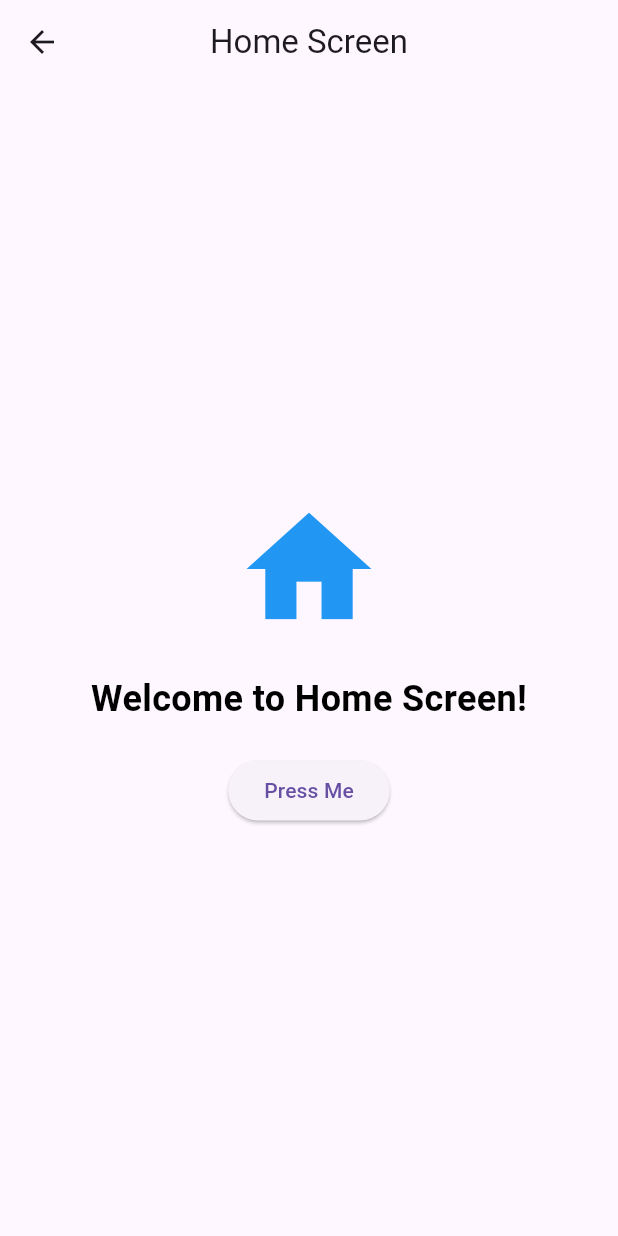
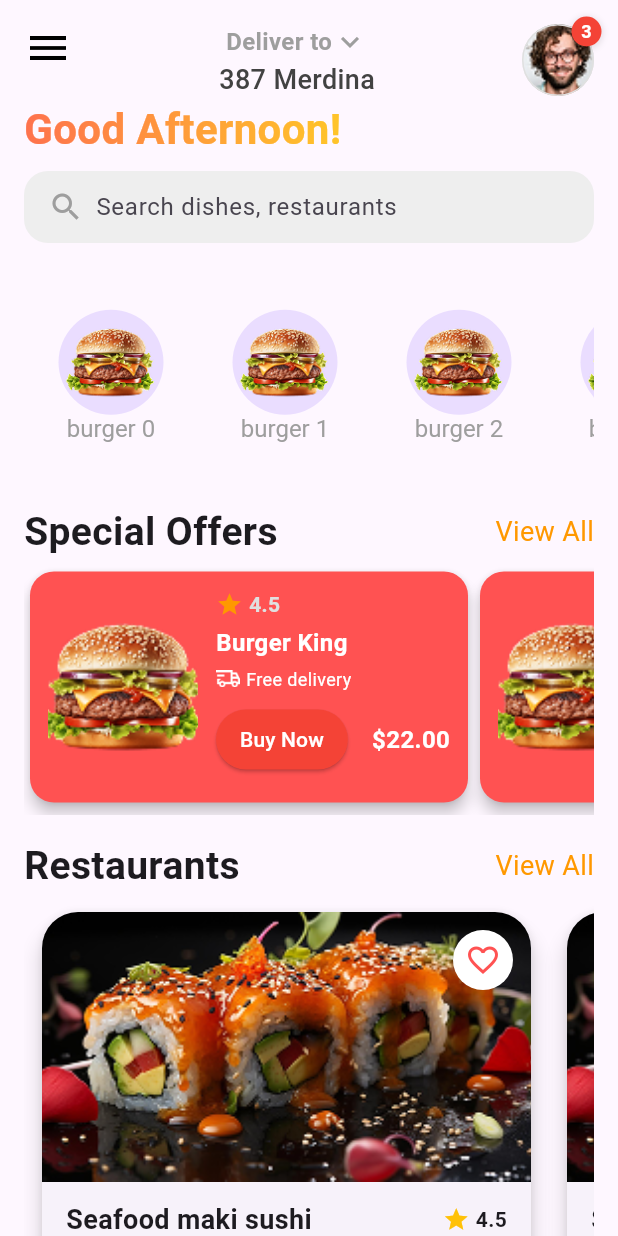
Before and after one commit to YoussefFayad14/Comida, a Flutter app: the HomeScreen screen opened by its route, on a phone screen of 412 x 824 dp. Run offline on Flutter 3.47's test engine with Material 3 defaults, Android fonts, the phone set to English and light mode, and no system bars.

Commit message:
Implement home screen with widgets

```diff
--- a/lib/presentation/screens/HomeScreen.dart
+++ b/lib/presentation/screens/HomeScreen.dart
@@ -1,38 +1,116 @@
 import 'package:flutter/material.dart';
+import '../widgets/DeliveryAddressWidget.dart';
+import '../widgets/MainItemWidget.dart';
+import '../widgets/OfferItemCardWidget.dart';
+import '../widgets/RestaurantItemCardWidget.dart';
+import '../widgets/SearchBarWidget.dart';
+import '../widgets/SectionTitleRow.dart';
 
-class HomeScreen extends StatelessWidget {
+class HomeScreen extends StatefulWidget {
   const HomeScreen({super.key});
+
+  @override
+  State<HomeScreen> createState() => _HomeScreenState();
+}
+
+class _HomeScreenState extends State<HomeScreen> {
+  final TextEditingController _searchController = TextEditingController();
+  int selectedIndex = -1;
 
   @override
   Widget build(BuildContext context) {
     return Scaffold(
-      appBar: AppBar(
-        title: Text("Home Screen"),
-        centerTitle: true, // Centers the title in the app bar
-      ),
-      body: Center(
+      body: SingleChildScrollView(
+        padding:EdgeInsets.all(16.0),
         child: Column(
-          mainAxisAlignment: MainAxisAlignment.center, // Centers the text vertically
-          children: <Widget>[
-            Icon(Icons.home, size: 100, color: Colors.blue), // Added an icon to make it more visual
-            SizedBox(height: 20), // Adds space between the icon and the text
-            Text(
-              "Welcome to Home Screen!",
-              style: TextStyle(
-                fontSize: 24,
-                fontWeight: FontWeight.bold,
-                color: Colors.black,
+          crossAxisAlignment: CrossAxisAlignment.start,
+          children: [
+            DeliveryAddressWidget(
+              address: '387 Merdina',
+            ),
+            ShaderMask(
+              shaderCallback: (bounds) => LinearGradient(
+                colors: [Color(0xFFFE724D), Color(0xFFFFC529)],
+                begin: Alignment.centerLeft,
+                end: Alignment.centerRight,
+              ).createShader(Rect.fromLTWH(0, 0, bounds.width, bounds.height)),
+              child: Text(
+                "Good Afternoon!",
+                style: TextStyle(
+                  fontSize: 28,
+                  fontWeight: FontWeight.bold,
+                  color: Colors.white,
+                ),
               ),
             ),
-            SizedBox(height: 20),
-            ElevatedButton(
-              onPressed: () {
-                // Example action on button press
-                ScaffoldMessenger.of(context).showSnackBar(
-                  SnackBar(content: Text('Button pressed!')),
-                );
+            SizedBox(height: 8),
+            SearchBarWidget(
+              controller: _searchController,
+              onChanged: (value) {
+                print("Searching for: $value");
               },
-              child: Text("Press Me"),
+            ),
+            SizedBox(height: 8),
+            SizedBox(
+              height: 150,
+              child: ListView.builder(
+                scrollDirection: Axis.horizontal,
+                itemCount: 10,
+                itemBuilder: (context, index) {
+                  return MainItemWidget(
+                    imagePath: "assets/images/burger.png",
+                    name: 'burger $index',
+                    isSelected: selectedIndex == index,
+                    onTap: () {
+                      setState(() {
+                        selectedIndex = index;
+                      });
+                    },
+                  );
+                },
+              ),
+            ),
+            SizedBox(height: 16),
+            SectionTitleRow("Special Offers"),
+            SizedBox(
+              height: 170,
+              child: ListView.builder(
+                scrollDirection: Axis.horizontal,
+                itemCount: 10,
+                itemBuilder: (context, index) {
+                  return OfferCardWidget(
+                    imagePath: "assets/images/burger.png",
+                    rating: 4.5,
+                    itemName: "Burger King",
+                    freeDelivery: true,
+                    price: 22.00,
+                    cardColor: Colors.redAccent,
+                    onBuyPressed: () {
+                      print("Buy pressed for Burger King");
+                    },
+                  );
+                },
+              ),
+            ),
+            SizedBox(height: 16),
+            SectionTitleRow("Restaurants"),
+            SizedBox(
+              height: 300,
+              child: ListView.builder(
+                scrollDirection: Axis.horizontal,
+                itemCount: 10,
+                itemBuilder: (context, index) {
+                  return RestaurantItemCardWidget(
+                    imagePath: "assets/images/food.png",
+                    title: "Seafood maki sushi",
+                    rating: 4.5,
+                    isFavorite: false,
+                    onFavoriteToggle: () {
+                      print("Favorite toggled");
+                    },
+                  );
+                },
+              ),
             ),
           ],
         ),
--- a/lib/presentation/screens/LoginScreen.dart
+++ b/lib/presentation/screens/LoginScreen.dart
@@ -1,5 +1,6 @@
 import 'package:flutter/material.dart';
 import '../widgets/SocialButton.dart';
+import 'HomeScreen.dart';
 import 'OnboardingScreen.dart';
 
 class LoginScreen extends StatelessWidget {
@@ -128,11 +129,19 @@ class LoginScreen extends StatelessWidget {
                             horizontal: 100, vertical: 16),
                         shape: StadiumBorder(),
                       ),
-                      child: Text(
-                        "Login",
-                        style: TextStyle(
-                            color: Colors.white,
-                            fontSize: 18
+                      child:GestureDetector(
+                        onTap: () {
+                          Navigator.pushReplacement(
+                            context,
+                            MaterialPageRoute(builder: (context) => HomeScreen()),
+                          );
+                        },
+                        child: Text(
+                          "Log In",
+                          style: TextStyle(
+                              color: Colors.white,
+                              fontSize: 18
+                          ),
                         ),
                       ),
                     ),
--- /dev/null
+++ b/lib/presentation/widgets/DeliveryAddressWidget.dart
@@ -0,0 +1,64 @@
+import 'package:flutter/material.dart';
+import 'ProfileWithBadgeWidget.dart';
+
+class DeliveryAddressWidget extends StatelessWidget {
+  final String address;
+
+  const DeliveryAddressWidget({super.key, required this.address});
+
+  @override
+  Widget build(BuildContext context) {
+    return SafeArea(
+      child: Row(
+        crossAxisAlignment: CrossAxisAlignment.start,
+        children: [
+          Icon(
+            Icons.menu_sharp,
+            color: Colors.black,
+            size: 32,
+          ),
+          Spacer(),
+          Column(
+            children: [
+              SizedBox(width: 4),
+              Row(
+                children: [
+                  Text(
+                    'Deliver to',
+                    style: TextStyle(
+                      fontSize: 16,
+                      fontWeight: FontWeight.bold,
+                      color: Colors.grey,
+                    ),
+                  ),
+                  GestureDetector(
+                    onTap: () {
+                    },
+                    child: Icon(
+                      Icons.keyboard_arrow_down,
+                      color: Colors.grey,
+                      size: 24,
+                    ),
+                  )
+                ],
+              ),
+              Text(
+                address,
+                style: TextStyle(
+                  fontSize: 18,
+                  fontWeight: FontWeight.w500,
+                  color: Colors.grey.shade800,
+                ),
+              ),
+            ],
+          ),
+          Spacer(),
+          ProfileWithBadge(
+            image: AssetImage('assets/images/profile.png'),
+            badgeCount: 3,
+          )
+        ],
+      ),
+    );
+  }
+}
--- /dev/null
+++ b/lib/presentation/widgets/MainItemWidget.dart
@@ -0,0 +1,58 @@
+import 'package:flutter/material.dart';
+
+class MainItemWidget extends StatelessWidget {
+  final String imagePath;
+  final String name;
+  final bool isSelected;
+  final VoidCallback onTap;
+
+  const MainItemWidget({
+    super.key,
+    required this.imagePath,
+    required this.name,
+    required this.isSelected,
+    required this.onTap,
+  });
+
+  @override
+  Widget build(BuildContext context) {
+    return GestureDetector(
+      onTap: onTap,
+      child: AnimatedContainer(
+        duration: const Duration(milliseconds: 300),
+        curve: Curves.easeInOut,
+        width: 100,
+        margin: const EdgeInsets.symmetric(horizontal: 8),
+        padding: EdgeInsets.only(top: isSelected ? 0 : 12),
+        decoration: BoxDecoration(
+          color: isSelected ? Colors.greenAccent.shade200 : Colors.transparent,
+          borderRadius: BorderRadius.circular(48),
+        ),
+        child: Column(
+          mainAxisAlignment: MainAxisAlignment.center,
+          children: [
+            AnimatedContainer(
+              duration: Duration(milliseconds: 300),
+              curve: Curves.easeInOut,
+              margin: EdgeInsets.only(bottom: isSelected ? 16 : 0),
+              child: CircleAvatar(
+                radius: 35,
+                backgroundImage: AssetImage(imagePath),
+              ),
+            ),
+            AnimatedDefaultTextStyle(
+              duration: Duration(milliseconds: 300),
+              curve: Curves.easeInOut,
+              style: TextStyle(
+                fontSize: 16,
+                color: Colors.grey,
+                fontWeight: isSelected ? FontWeight.bold : FontWeight.normal,
+              ),
+              child: Text(name, textAlign: TextAlign.center),
+            ),
+          ],
+        ),
+      ),
+    );
+  }
+}
--- /dev/null
+++ b/lib/presentation/widgets/OfferItemCardWidget.dart
@@ -0,0 +1,131 @@
+import 'package:flutter/material.dart';
+
+class OfferCardWidget extends StatelessWidget {
+  final String imagePath;
+  final double rating;
+  final String itemName;
+  final bool freeDelivery;
+  final double price;
+  final VoidCallback onBuyPressed;
+  final Color cardColor;
+
+  const OfferCardWidget({
+    super.key,
+    required this.imagePath,
+    required this.rating,
+    required this.itemName,
+    required this.freeDelivery,
+    required this.price,
+    required this.onBuyPressed,
+    this.cardColor = Colors.redAccent,
+  });
+
+  @override
+  Widget build(BuildContext context) {
+    return SizedBox(
+      width: 300,
+      child: Card(
+        color: cardColor,
+        shape: RoundedRectangleBorder(borderRadius: BorderRadius.circular(16)),
+        elevation: 4,
+        margin: EdgeInsets.symmetric(vertical: 8, horizontal: 4),
+        child: Padding(
+          padding:EdgeInsets.all(12.0),
+          child: Row(
+            crossAxisAlignment: CrossAxisAlignment.start,
+            children: [
+              ClipRRect(
+                borderRadius: BorderRadius.circular(12),
+                child: Image.asset(
+                  imagePath,
+                  width: 100,
+                  height: 150,
+                  fit: BoxFit.cover,
+                ),
+              ),
+              SizedBox(width: 12),
+              Expanded(
+                child: Column(
+                  crossAxisAlignment: CrossAxisAlignment.start,
+                  children: [
+                    Row(
+                      children: [
+                        Icon(Icons.star, color: Colors.orange, size: 18),
+                        SizedBox(width: 4),
+                        Text(
+                          rating.toStringAsFixed(1),
+                          style: TextStyle(
+                              color: Colors.grey.shade300,
+                              fontWeight: FontWeight.bold
+                          ),
+                        ),
+                      ],
+                    ),
+                    SizedBox(height: 4),
+                    Text(
+                      itemName,
+                      style: TextStyle(
+                        fontSize: 16,
+                        fontWeight: FontWeight.bold,
+                        color: Colors.white,
+                      ),
+                    ),
+                    SizedBox(height: 4),
+                    Row(
+                      children: [
+                        Image.asset(
+                            "assets/images/delivery_icon.png",
+                            color: Colors.white,
+                            width: 16,
+                            height: 16
+                        ),
+                        SizedBox(width: 4),
+                        Text(
+                          freeDelivery ? "Free delivery" : "Delivery charges apply",
+                          style: TextStyle(
+                            fontSize: 12,
+                            color: Colors.white,
+                          ),
+                        ),
+                      ],
+                    ),
+                    SizedBox(height: 8),
+                    Row(
+                      mainAxisAlignment: MainAxisAlignment.spaceBetween,
+                      children: [
+                        ElevatedButton(
+                          onPressed: onBuyPressed,
+                          style: ElevatedButton.styleFrom(
+                            backgroundColor: Colors.red,
+                            padding: EdgeInsets.symmetric(horizontal: 16),
+                            shape: RoundedRectangleBorder(
+                              borderRadius: BorderRadius.circular(24),
+                            ),
+                          ),
+                          child: Text(
+                              "Buy Now",
+                            style: TextStyle(
+                              color: Colors.white,
+                            ),
+                          ),
+                        ),
+                        Text(
+                          '\$${price.toStringAsFixed(2)}',
+                          style: TextStyle(
+                            fontSize: 16,
+                            fontWeight: FontWeight.bold,
+                            color: Colors.white,
+                          ),
+                        ),
+                      ],
+                    ),
+                  ],
+                ),
+              ),
+            ],
+          ),
+        ),
+      ),
+    );
+  }
+}
--- /dev/null
+++ b/lib/presentation/widgets/ProfileWithBadgeWidget.dart
@@ -0,0 +1,86 @@
+import 'package:flutter/material.dart';
+
+class ProfileWithBadge extends StatelessWidget {
+  final ImageProvider image;
+  final int badgeCount;
+  final double size;
+  final bool showBadge;
+
+  static const double _badgeSize = 20.0;
+  static const Color _badgeColor = Colors.red;
+  static const Color _badgeTextColor = Colors.white;
+  static const double _badgeFontSize = 12.0;
+  static const Color _badgeBorderColor = Colors.red;
+  static const double _badgeBorderWidth = 1.5;
+
+  const ProfileWithBadge({
+    super.key,
+    required this.image,
+    this.badgeCount = 0,
+    this.size = 48.0,
+    this.showBadge = true,
+  });
+
+  @override
+  Widget build(BuildContext context) {
+    return SizedBox(
+      width: size,
+      height: size,
+      child: Stack(
+        clipBehavior: Clip.none,
+        children: [
+          Container(
+            decoration: BoxDecoration(
+              shape: BoxShape.circle,
+              image: DecorationImage(
+                image: image,
+                fit: BoxFit.cover,
+              ),
+              border: Border.all(
+                color: Colors.grey.shade300,
+                width: 1.0,
+              ),
+            ),
+          ),
+
+          if (showBadge && badgeCount > 0)
+            Positioned(
+              top: -_badgeSize * 0.25,
+              right: -_badgeSize * 0.25,
+              child: Container(
+                width: _badgeSize,
+                height: _badgeSize,
+                decoration: BoxDecoration(
+                  color: _badgeColor,
+                  shape: BoxShape.circle,
+                  border: Border.all(
+                    color: _badgeBorderColor,
+                    width: _badgeBorderWidth,
+                  ),
+                  boxShadow: [
+                    BoxShadow(
+                      color: Colors.black.withOpacity(0.1),
+                      spreadRadius: 1,
+                      blurRadius: 3,
+                      offset: const Offset(0, 1),
+                    ),
+                  ],
+                ),
+                child: Center(
+                  child: Text(
+                    badgeCount > 9 ? '9+' : badgeCount.toString(),
+                    style: const TextStyle(
+                      color: _badgeTextColor,
+                      fontSize: _badgeFontSize,
+                      fontWeight: FontWeight.bold,
+                      height: 1.2,
+                    ),
+                  ),
+                ),
+              ),
+            ),
+        ],
+      ),
+    );
+  }
+}
--- /dev/null
+++ b/lib/presentation/widgets/RestaurantItemCardWidget.dart
@@ -0,0 +1,110 @@
+import 'package:flutter/material.dart';
+
+class RestaurantItemCardWidget extends StatelessWidget {
+  final String imagePath;
+  final String title;
+  final double rating;
+  final String deliveryText;
+  final String timeText;
+  final VoidCallback onFavoriteToggle;
+  final bool isFavorite;
+
+  const RestaurantItemCardWidget({
+    super.key,
+    required this.imagePath,
+    required this.title,
+    required this.rating,
+    this.deliveryText = "Free delivery",
+    this.timeText = "45 mins",
+    required this.onFavoriteToggle,
+    this.isFavorite = false,
+  });
+
+  @override
+  Widget build(BuildContext context) {
+    return SizedBox(
+      width: 350,
+      child:Card(
+      shape: RoundedRectangleBorder(borderRadius: BorderRadius.circular(24)),
+      elevation: 6,
+      margin: EdgeInsets.all(12),
+      child: Column(
+        crossAxisAlignment: CrossAxisAlignment.start,
+        children: [
+          Stack(
+            children: [
+              ClipRRect(
+                borderRadius: BorderRadius.vertical(top: Radius.circular(24)),
+                child: Image.asset(
+                  imagePath,
+                  width: double.infinity,
+                  height: 180,
+                  fit: BoxFit.cover,
+                ),
+              ),
+              Positioned(
+                top: 12,
+                right: 12,
+                child: GestureDetector(
+                  onTap: onFavoriteToggle,
+                  child: CircleAvatar(
+                    backgroundColor: Colors.white,
+                    child: Icon(
+                      isFavorite ? Icons.favorite : Icons.favorite_border,
+                      color: Colors.redAccent,
+                    ),
+                  ),
+                ),
+              ),
+            ],
+          ),
+          Padding(
+            padding: EdgeInsets.symmetric(horizontal: 16, vertical: 12),
+            child: Column(
+              crossAxisAlignment: CrossAxisAlignment.start,
+              children: [
+                Row(
+                  children: [
+                    Expanded(
+                      child: Text(
+                        title,
+                        style: TextStyle(
+                          fontSize: 18,
+                          fontWeight: FontWeight.bold,
+                        ),
+                      ),
+                    ),
+                    Icon(Icons.star, color: Colors.amber, size: 18),
+                    SizedBox(width: 4),
+                    Text(
+                      rating.toStringAsFixed(1),
+                      style: TextStyle(fontWeight: FontWeight.bold),
+                    ),
+                  ],
+                ),
+                SizedBox(height: 8),
+                Row(
+                  children: [
+                    Image.asset(
+                        "assets/images/delivery_icon.png",
+                        color: Colors.red,
+                        width: 16,
+                        height: 16
+                    ),
+                    SizedBox(width: 4),
+                    Text(deliveryText),
+                    SizedBox(width: 16),
+                    Icon(Icons.timer, color: Colors.red.shade400, size: 18),
+                    SizedBox(width: 4),
+                    Text(timeText),
+                  ],
+                ),
+              ],
+            ),
+          ),
+        ],
+      ),
+    ),
+    );
+  }
+}
--- /dev/null
+++ b/lib/presentation/widgets/SearchBarWidget.dart
@@ -0,0 +1,41 @@
+import 'package:flutter/material.dart';
+
+class SearchBarWidget extends StatelessWidget {
+  final TextEditingController controller;
+  final ValueChanged<String> onChanged;
+  final String hintText;
+
+  const SearchBarWidget({
+    super.key,
+    required this.controller,
+    required this.onChanged,
+    this.hintText = "Search dishes, restaurants",
+  });
+
+  @override
+  Widget build(BuildContext context) {
+    return Container(
+      padding: const EdgeInsets.symmetric(horizontal: 16),
+      decoration: BoxDecoration(
+        color: Colors.grey[200],
+        borderRadius: BorderRadius.circular(16),
+      ),
+      child: Row(
+        children: [
+          const Icon(Icons.search, color: Colors.grey),
+          const SizedBox(width: 8),
+          Expanded(
+            child: TextField(
+              controller: controller,
+              onChanged: onChanged,
+              decoration: InputDecoration(
+                hintText: hintText,
+                border: InputBorder.none,
+              ),
+            ),
+          ),
+        ],
+      ),
+    );
+  }
+}
--- /dev/null
+++ b/lib/presentation/widgets/SectionTitleRow.dart
@@ -0,0 +1,29 @@
+import 'package:flutter/material.dart';
+
+@override
+Widget SectionTitleRow(String sectionName) {
+    return Row(
+      mainAxisAlignment: MainAxisAlignment.spaceBetween,
+      children: [
+        Text(
+          sectionName,
+          style: TextStyle(
+            fontSize: 26,
+            fontWeight: FontWeight.bold,
+          ),
+        ),
+        GestureDetector(
+          onTap: () {
+            print("View All clicked");
+          },
+          child: Text(
+            "View All",
+            style: TextStyle(
+              fontSize: 18,
+              color: Colors.orange,
+            ),
+          ),
+        ),
+      ],
+    );
+ }
```
Also changed, not shown: assets/images/burger.png (added), assets/images/food.png (added), assets/images/profile.png (added).
